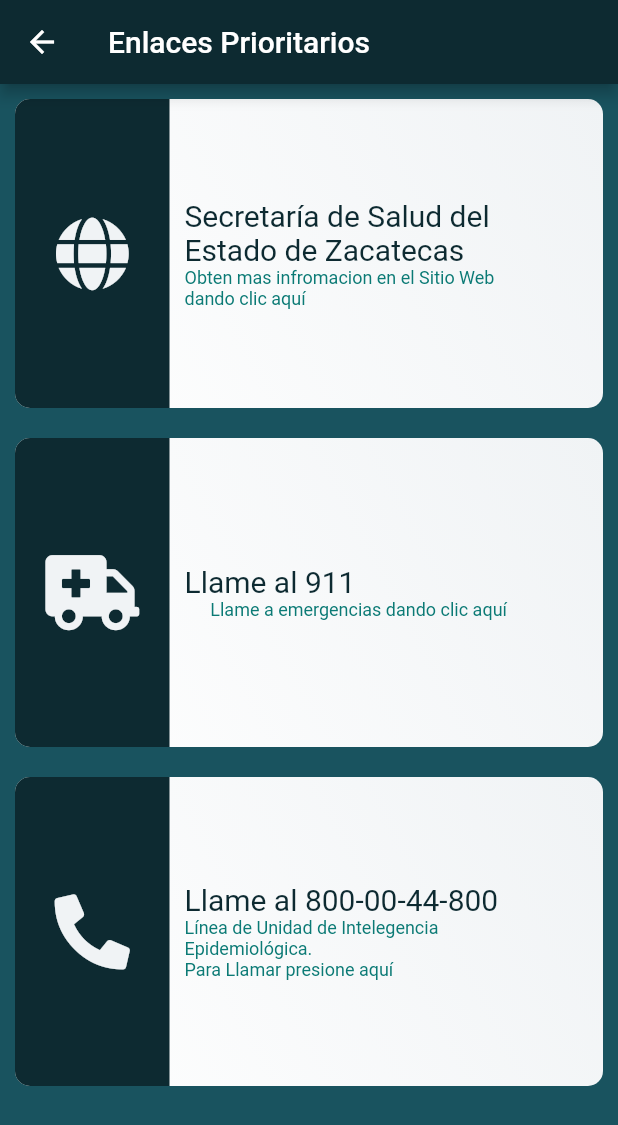
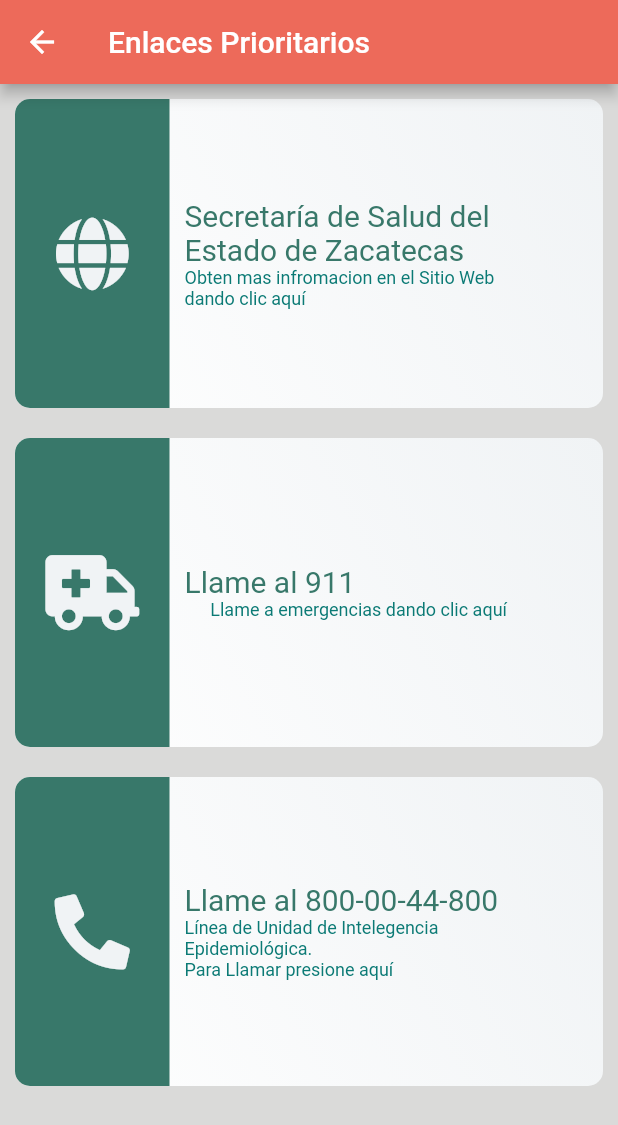
Before and after one commit to daniort/coviapp, a Flutter app: the screen it shows after launch, in the side drawer, after a tap on "Factores de Riesgo", on a phone screen of 412 x 824 dp. Shown: the top 1125 px of the screen. Run offline on Flutter 3.47's test engine with Material 2 defaults, Android fonts, the phone set to English and light mode, and no system bars; our stand-ins replace carousel_pro, cloud_firestore, firebase_storage, font_awesome_flutter, geolocator, google_fonts; missing offline and left inert: image_downloader; accounts and stored records are empty.

Commit message:
cambio de colores

```diff
--- a/lib/main.dart
+++ b/lib/main.dart
@@ -24,11 +24,12 @@ class MyApp extends StatelessWidget {
     return MaterialApp(
       title: 'COVID AutoDx',
       theme: ThemeData(
-        primaryColor: Color(0xff0d2a31),
-        secondaryHeaderColor: Color(0xff38786a),
-        accentColor: Colors.green,
-        primarySwatch: Colors.green,
-      ),
+          //primaryColor: Color(0xffED6A5A),
+          primaryColor: Color(0xff212D40),
+          //secondaryHeaderColor: Color(0xffca3c25),
+          appBarTheme: AppBarTheme(
+            color: Color(0xffED6A5A),
+          )),
       home: MyHomePage(title: 'Flutter Demo Home Page'),
     );
   }
@@ -65,7 +66,7 @@ class _MyHomePageState extends State<MyHomePage> {
     queryData = MediaQuery.of(context);
     return Scaffold(
       key: _scaffoldKe,
-      backgroundColor: Color(0xff19535f),
+      backgroundColor: Color(0xffdadad9),
       body: NestedScrollView(
         headerSliverBuilder: (BuildContext context, bool innerBoxIsScrolled) {
           return <Widget>[
@@ -83,10 +84,11 @@ class _MyHomePageState extends State<MyHomePage> {
                 ],
                 //title: Text('Covid Report'),
                 centerTitle: false,
-                  background: Image.network(
-                    "https://image.freepik.com/free-photo/3d-render-conceptual-pandemic-epidemic-virus-medical-health-vaccine-research-microscopic-magnification-green-corona-virus-2019-ncov-outbreak-forms-like-sars-mers-can-be-lethal_166094-85.jpg",
+                background: Image.asset(
+                  "lib/assets/images/3703626.png",
                   fit: BoxFit.cover,
-                  )),
+                ),
+              ),
             ),
             SliverList(
               delegate: SliverChildListDelegate([
@@ -356,7 +358,8 @@ class _MyHomePageState extends State<MyHomePage> {
                                                                         keyboardType:
                                                                             TextInputType.emailAddress,
                                                                         inputFormatters: [
-                                                                            BlacklistingTextInputFormatter(RegExp("[0-9]")),
+                                                                          BlacklistingTextInputFormatter(
+                                                                              RegExp("[0-9]")),
                                                                         ],
                                                                         //autovalidate: true,
                                                                         autocorrect:
@@ -613,7 +616,7 @@ class _MyHomePageState extends State<MyHomePage> {
                               borderRadius: BorderRadius.only(
                                   topLeft: Radius.circular(10.0),
                                   bottomLeft: Radius.circular(10.0)),
-                              color: Color(0xff0d2a31),
+                              color: Color(0xff38786a),
                             ),
                             child: Center(
                               child: FaIcon(
@@ -636,7 +639,7 @@ class _MyHomePageState extends State<MyHomePage> {
                                       padding: EdgeInsets.only(left: 10.0),
                                       child: Text('Encuesta',
                                           style: GoogleFonts.doHyeon(
-                                              color: Color(0xff0d2a31),
+                                              color: Color(0xff0b7a75),
                                               fontSize: 20.0)),
                                     ),
                                   ),
@@ -690,7 +693,7 @@ class _MyHomePageState extends State<MyHomePage> {
                               borderRadius: BorderRadius.only(
                                   topLeft: Radius.circular(10.0),
                                   bottomLeft: Radius.circular(10.0)),
-                              color: Color(0xff0d2a31),
+                              color: Color(0xff38786a),
                             ),
                             child: Center(
                               child: FaIcon(
@@ -713,7 +716,7 @@ class _MyHomePageState extends State<MyHomePage> {
                                       padding: EdgeInsets.only(left: 10.0),
                                       child: Text('Factores de Riesgo',
                                           style: GoogleFonts.doHyeon(
-                                              color: Color(0xff0d2a31),
+                                              color: Color(0xff38786a),
                                               fontSize: 18.0)),
                                     ),
                                   ),
@@ -767,7 +770,7 @@ class _MyHomePageState extends State<MyHomePage> {
                               borderRadius: BorderRadius.only(
                                   topLeft: Radius.circular(10.0),
                                   bottomLeft: Radius.circular(10.0)),
-                              color: Color(0xff0d2a31),
+                              color: Color(0xff38786a),
                             ),
                             child: Center(
                               child: FaIcon(
@@ -790,7 +793,7 @@ class _MyHomePageState extends State<MyHomePage> {
                                       padding: EdgeInsets.only(left: 10.0),
                                       child: Text('Signos y Síntomas',
                                           style: GoogleFonts.doHyeon(
-                                              color: Color(0xff0d2a31),
+                                              color: Color(0xff0b7a75),
                                               fontSize: 18.0)),
                                     ),
                                   ),
@@ -844,7 +847,7 @@ class _MyHomePageState extends State<MyHomePage> {
                               borderRadius: BorderRadius.only(
                                   topLeft: Radius.circular(10.0),
                                   bottomLeft: Radius.circular(10.0)),
-                              color: Color(0xff0d2a31),
+                              color: Color(0xff38786a),
                             ),
                             child: Center(
                               child: FaIcon(
@@ -867,7 +870,7 @@ class _MyHomePageState extends State<MyHomePage> {
                                       padding: EdgeInsets.only(left: 10.0),
                                       child: Text('Recomendaciones',
                                           style: GoogleFonts.doHyeon(
-                                              color: Color(0xff0d2a31),
+                                              color: Color(0xff38786a),
                                               fontSize: 18.0)),
                                     ),
                                   ),
@@ -921,7 +924,7 @@ class _MyHomePageState extends State<MyHomePage> {
                               borderRadius: BorderRadius.only(
                                   topLeft: Radius.circular(10.0),
                                   bottomLeft: Radius.circular(10.0)),
-                              color: Color(0xff0d2a31),
+                              color: Color(0xff38786a),
                             ),
                             child: Center(
                               child: FaIcon(
@@ -944,7 +947,7 @@ class _MyHomePageState extends State<MyHomePage> {
                                       padding: EdgeInsets.only(left: 10.0),
                                       child: Text('Enlaces Prioritarios',
                                           style: GoogleFonts.doHyeon(
-                                              color: Color(0xff0d2a31),
+                                              color: Color(0xff38786a),
                                               fontSize: 18.0)),
                                     ),
                                   ),
@@ -1028,7 +1031,7 @@ class _MyHomePageState extends State<MyHomePage> {
                                   child: Center(
                                     child: FaIcon(
                                       FontAwesomeIcons.inbox,
-                                      color: Color(0xff19535f),
+                                      color: Color(0xff364156),
                                       size: 30.0,
                                     ),
                                   ),
@@ -1039,8 +1042,8 @@ class _MyHomePageState extends State<MyHomePage> {
                                   ),
                                   child: Center(
                                     child: Text('Información Reciente',
-                                        style: GoogleFonts.doHyeon(
-                                            color: Color(0xff19535f),
+                                        style: TextStyle(
+                                            color: Color(0xff364156),
                                             fontSize: 20.0)),
                                   ),
                                 ),
@@ -1055,7 +1058,8 @@ class _MyHomePageState extends State<MyHomePage> {
                             borderRadius: BorderRadius.only(
                               topRight: Radius.circular(30.0),
                             ),
-                            color: Color(0xff19535f),
+                            color: Color(0xff364156),
+
                           ),
                           child: StreamBuilder<QuerySnapshot>(
                             stream: Firestore.instance
@@ -1071,7 +1075,7 @@ class _MyHomePageState extends State<MyHomePage> {
                                     snapshot.data.documents;
 
                                 return Carousel(
-                                  dotBgColor: Color(0xff0d2a31),
+                                  dotBgColor: Color(0xff212D40),
                                   animationDuration:
                                       const Duration(milliseconds: 2050),
                                   images: [
@@ -1141,7 +1145,7 @@ class _MyHomePageState extends State<MyHomePage> {
                                                                       .circular(
                                                                           30.0)),
                                                           color: Color.fromRGBO(
-                                                              13, 42, 49, 0.99),
+                                                              33, 45, 64, 0.99),
                                                         ),
                                                         width: queryData
                                                             .size.width,
@@ -1357,7 +1361,7 @@ class _MyHomePageState extends State<MyHomePage> {
                                                     .width)),
                                                 decoration: BoxDecoration(
                                                   color: Color.fromRGBO(
-                                                      13, 42, 49, 0.90),
+                                                      33, 45, 64, 0.90),
                                                   borderRadius:
                                                       BorderRadius.only(
                                                           topRight:
@@ -1400,14 +1404,21 @@ class _MyHomePageState extends State<MyHomePage> {
       ),
       drawer: Drawer(
         child: Container(
-          decoration: BoxDecoration(color: Color(0xff0d2a31)),
+          decoration: BoxDecoration(color: Color(0xff212D40)),
           child: new ListView(
             children: <Widget>[
               Container(
                 child: UserAccountsDrawerHeader(
                   accountName: Text("Bienvenidos a \nCOVID AutoDx"),
-                  currentAccountPicture:
-                      CircleAvatar(backgroundColor: Color(0xfff0f3f5)),
+                  currentAccountPicture: FittedBox(
+
+
+                      fit: BoxFit.contain,
+                      child:
+                        Image.asset(
+                          "lib/assets/images/logocovid.png",
+                          fit: BoxFit.cover,
+                      )),
                 ),
               ),
               Column(
@@ -1427,7 +1438,7 @@ class _MyHomePageState extends State<MyHomePage> {
                       child: Container(
                         decoration: BoxDecoration(
                           border:
-                              Border(top: BorderSide(color: Color(0xff19535f))),
+                              Border(top: BorderSide(color: Color(0xff212D40))),
                         ),
                         child: ListTile(
                             title: Text(
@@ -1459,7 +1470,7 @@ class _MyHomePageState extends State<MyHomePage> {
                       child: Container(
                         decoration: BoxDecoration(
                           border:
-                              Border(top: BorderSide(color: Color(0xff0d2a31))),
+                              Border(top: BorderSide(color: Color(0xff212D40))),
                         ),
                         child: ListTile(
                             title: Text(
@@ -1489,7 +1500,7 @@ class _MyHomePageState extends State<MyHomePage> {
                       child: Container(
                         decoration: BoxDecoration(
                           border:
-                              Border(top: BorderSide(color: Color(0xff0d2a31))),
+                              Border(top: BorderSide(color: Color(0xff212D40))),
                         ),
                         child: ListTile(
                           title: Text(
@@ -1522,7 +1533,7 @@ class _MyHomePageState extends State<MyHomePage> {
                       child: Container(
                         decoration: BoxDecoration(
                           border:
-                              Border(top: BorderSide(color: Color(0xff0d2a31))),
+                              Border(top: BorderSide(color: Color(0xff212D40))),
                         ),
                         child: ListTile(
                             title: Text(
@@ -2038,7 +2049,7 @@ class _MyHomePageState extends State<MyHomePage> {
                       child: Container(
                         decoration: BoxDecoration(
                           border:
-                              Border(top: BorderSide(color: Color(0xff0d2a31))),
+                              Border(top: BorderSide(color: Color(0xff212D40))),
                         ),
                         child: ListTile(
                             title: Text(
@@ -2070,7 +2081,7 @@ class _MyHomePageState extends State<MyHomePage> {
                       child: Container(
                         decoration: BoxDecoration(
                           border:
-                              Border(top: BorderSide(color: Color(0xff0d2a31))),
+                              Border(top: BorderSide(color: Color(0xff11151C))),
                         ),
                         child: ListTile(
                             title: Text(
--- a/lib/wid_factores/enlaces.dart
+++ b/lib/wid_factores/enlaces.dart
@@ -12,7 +12,7 @@ class _EnlacesState extends State<Enlaces> {
   @override
   Widget build(BuildContext context) {
     return Scaffold(
-      backgroundColor: Color(0xff19535f),
+      backgroundColor: Color(0xffdadad9),
         appBar: AppBar(
           title: Text('Enlaces Prioritarios'),
         ),
@@ -46,7 +46,7 @@ class _EnlacesState extends State<Enlaces> {
                                 borderRadius: BorderRadius.only(
                                     topLeft: Radius.circular(10.0),
                                     bottomLeft: Radius.circular(10.0)),
-                                color: Color(0xff0d2a31),
+                                color: Color(0xff38786a),
                               ),
                               child: Center(
                                 child: FaIcon(
@@ -70,7 +70,7 @@ class _EnlacesState extends State<Enlaces> {
                                         padding: EdgeInsets.only(left: 10.0),
                                         child: Text('Secretaría de Salud del Estado de Zacatecas',
                                             style: GoogleFonts.doHyeon(
-                                                color: Color(0xff0d2a31),
+                                                color: Color(0xff38786a),
                                                 fontSize: 20.0)),
                                       ),
                                     ),
@@ -120,7 +120,7 @@ class _EnlacesState extends State<Enlaces> {
                                 borderRadius: BorderRadius.only(
                                     topLeft: Radius.circular(10.0),
                                     bottomLeft: Radius.circular(10.0)),
-                                color: Color(0xff0d2a31),
+                                color: Color(0xff38786a),
                               ),
                               child: Center(
                                 child: FaIcon(
@@ -144,7 +144,7 @@ class _EnlacesState extends State<Enlaces> {
                                         padding: EdgeInsets.only(left: 10.0),
                                         child: Text('Llame al 911',
                                             style: GoogleFonts.doHyeon(
-                                                color: Color(0xff0d2a31),
+                                                color: Color(0xff38786a),
                                                 fontSize: 20.0)),
                                       ),
                                     ),
@@ -194,7 +194,7 @@ class _EnlacesState extends State<Enlaces> {
                                 borderRadius: BorderRadius.only(
                                     topLeft: Radius.circular(10.0),
                                     bottomLeft: Radius.circular(10.0)),
-                                color: Color(0xff0d2a31),
+                                color: Color(0xff38786a),
                               ),
                               child: Center(
                                 child: FaIcon(
@@ -218,7 +218,7 @@ class _EnlacesState extends State<Enlaces> {
                                         padding: EdgeInsets.only(left: 10.0),
                                         child: Text('Llame al 800-00-44-800',
                                             style: GoogleFonts.doHyeon(
-                                                color: Color(0xff0d2a31),
+                                                color: Color(0xff38786a),
                                                 fontSize: 20.0)),
                                       ),
                                     ),
```
Also changed, not shown: lib/wid_factores/factores.dart (+33 -33 lines), lib/wid_factores/form.dart (+7 -5 lines), lib/wid_factores/recomendaciones.dart (+7 -7 lines), lib/wid_factores/signos.dart (+27 -27 lines), lib/wid_factores/warnin.dart (+9 -9 lines), lib/assets/images/3703626.png (added), lib/assets/images/logo cov888id.png (added), lib/assets/images/logocovid.png (added). Lines whose indentation alone changed are shown as unchanged.
